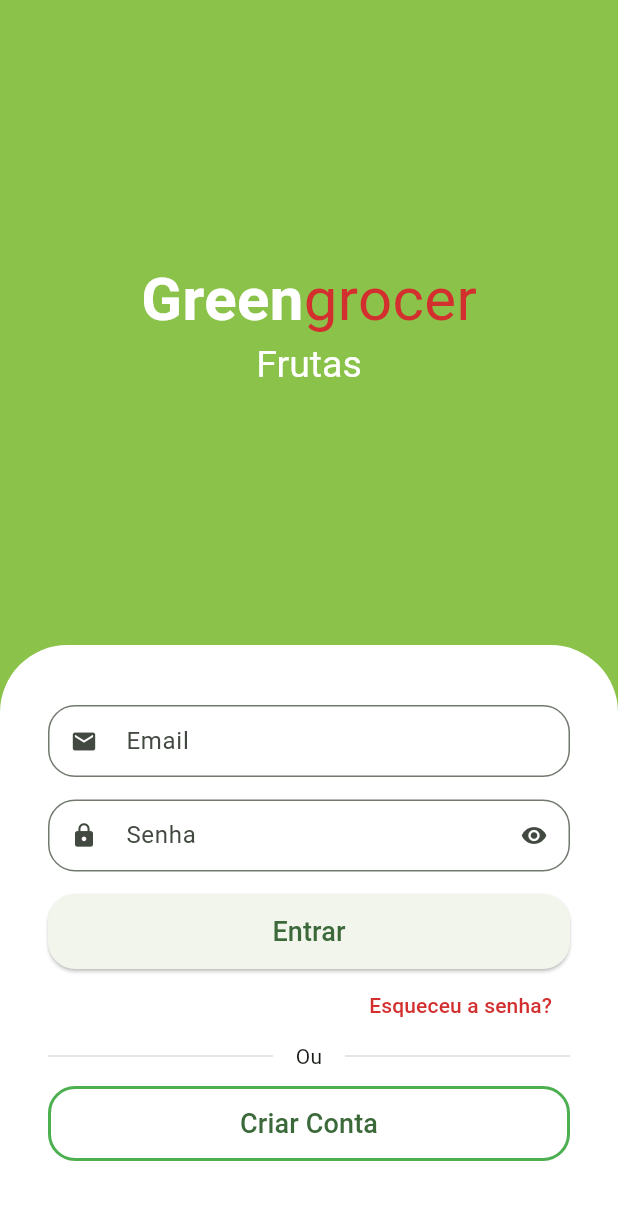
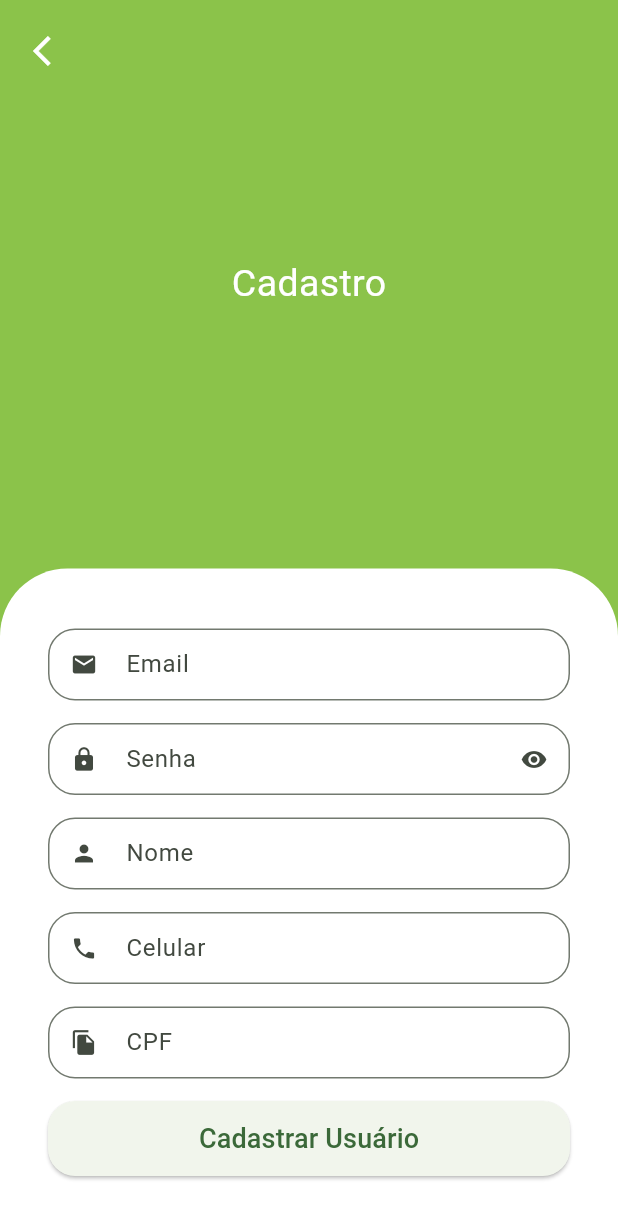
Before and after one commit to pauloosilas/quitanda-front-flutter, a Flutter app: the screen it shows after launch, after a tap on "Criar Conta", on a phone screen of 412 x 824 dp. Shown: the top 1219 px of the screen. Run offline on Flutter 3.47's test engine with Material 3 defaults, Android fonts, the phone set to English and light mode, and no system bars; drawn by our look-alikes of animated_text_kit; our stand-ins replace mask_text_input_formatter.

Commit message:
add sign_up_screen

```diff
--- a/lib/src/auth/components/custom_text_field.dart
+++ b/lib/src/auth/components/custom_text_field.dart
@@ -1,15 +1,17 @@
 import 'package:flutter/material.dart';
+import 'package:flutter/services.dart';
 
 class CustomTextField extends StatefulWidget {
   final IconData icon;
   final String label;
   final bool isSecret;
-
+  final List<TextInputFormatter>? inputFormatters;
 
    const CustomTextField({
     required this.icon,
     required this.label,
     this.isSecret = false,
+    this.inputFormatters,
     super.key
     });
 
@@ -32,6 +34,7 @@
     return Padding(
       padding: const EdgeInsets.only(bottom: 15),
       child: TextFormField(
+        inputFormatters: widget.inputFormatters,
         obscureText: isObscure,
         decoration: InputDecoration(
             prefixIcon:  Icon(widget.icon),
--- a/lib/src/auth/sign_in_screen.dart
+++ b/lib/src/auth/sign_in_screen.dart
@@ -1,6 +1,7 @@
 import 'package:animated_text_kit/animated_text_kit.dart';
 import 'package:flutter/material.dart';
 import 'package:quitanda/src/auth/components/custom_text_field.dart';
+import 'package:quitanda/src/auth/sign_up_screen.dart';
 import 'package:quitanda/src/config/custom_colors.dart';
 
 class SignInScreen extends StatelessWidget {
@@ -137,7 +138,13 @@
                             color: Colors.green
                            )
                         ),
-                        onPressed: (){},
+                        onPressed: (){
+                          Navigator.of(context).push(
+                            MaterialPageRoute(builder: (_) {
+                              return SignUpScreen();
+                            })
+                          );
+                        },
                         child: Text('Criar Conta', style: TextStyle(fontSize: 18))),
                     ),
                   ),
--- /dev/null
+++ b/lib/src/auth/sign_up_screen.dart
@@ -0,0 +1,105 @@
+import "package:flutter/material.dart";
+import "package:mask_text_input_formatter/mask_text_input_formatter.dart";
+import "package:quitanda/src/auth/components/custom_text_field.dart";
+import "package:quitanda/src/config/custom_colors.dart";
+
+class SignUpScreen extends StatelessWidget {
+  SignUpScreen({super.key});
+
+  final cpfFormatter = MaskTextInputFormatter(
+    mask: '###.###.###-##',
+    filter: {'#': RegExp(r'[0-9]')},
+  );
+
+  final phoneFormatter = MaskTextInputFormatter(
+    mask: '(##) # ####-####',
+    filter: {'#': RegExp(r'[0-9]')},
+  );
+
+  @override
+  Widget build(BuildContext context) {
+    final size = MediaQuery.of(context).size;
+
+    return Scaffold(
+        backgroundColor: CustomColors.customSwatchColor,
+        body: SingleChildScrollView(
+          child: SizedBox(
+            height: size.height,
+            width: size.width,
+            child: Stack(
+              children: [
+                Positioned(
+                  left: 10,
+                  top: 10,
+                  child: SafeArea(
+                      child: IconButton(
+                          onPressed: () {
+                            Navigator.of(context).pop();
+                          },
+                          icon: Icon(Icons.arrow_back_ios,
+                            color: Colors.white,))),
+                ),
+                Column(
+                  children: [
+                    const Expanded(
+                      child: Center(
+                        child: Text(
+                          'Cadastro',
+                          style: TextStyle(color: Colors.white, fontSize: 25),
+                        ),
+                      ),
+                    ),
+                    Container(
+                      padding: const EdgeInsets.symmetric(
+                          horizontal: 32, vertical: 40),
+                      decoration: const BoxDecoration(
+                          color: Colors.white,
+                          borderRadius:
+                              BorderRadius.vertical(top: Radius.circular(45))),
+                      child: Column(
+                        crossAxisAlignment: CrossAxisAlignment.stretch,
+                        children: [
+                          const CustomTextField(
+                            icon: Icons.email,
+                            label: "Email",
+                          ),
+                          const CustomTextField(
+                              icon: Icons.lock, label: "Senha", isSecret: true),
+                          const CustomTextField(
+                            icon: Icons.person,
+                            label: "Nome",
+                          ),
+                         CustomTextField(
+                          inputFormatters: [phoneFormatter],
+                            icon: Icons.phone,
+                            label: "Celular",
+                          ),
+                           CustomTextField(
+                            inputFormatters: [cpfFormatter],
+                            icon: Icons.file_copy,
+                            label: "CPF",
+                          ),
+                          SizedBox(
+                            height: 50,
+                            child: ElevatedButton(
+                                style: ElevatedButton.styleFrom(
+                                    shape: RoundedRectangleBorder(
+                                        borderRadius:
+                                            BorderRadius.circular(18))),
+                                onPressed: () {},
+                                child: Text(
+                                  'Cadastrar Usuário',
+                                  style: TextStyle(fontSize: 18),
+                                )),
+                          ),
+                        ],
+                      ),
+                    ),
+                  ],
+                ),
+              ],
+            ),
+          ),
+        ));
+  }
+}
--- a/pubspec.yaml
+++ b/pubspec.yaml
@@ -35,6 +35,7 @@
   # Use with the CupertinoIcons class for iOS style icons.
   cupertino_icons: ^1.0.8
   animated_text_kit: ^4.2.2
+  mask_text_input_formatter: ^2.9.0
 
 dev_dependencies:
   flutter_test:
```
Also changed, not shown: pubspec.lock.
